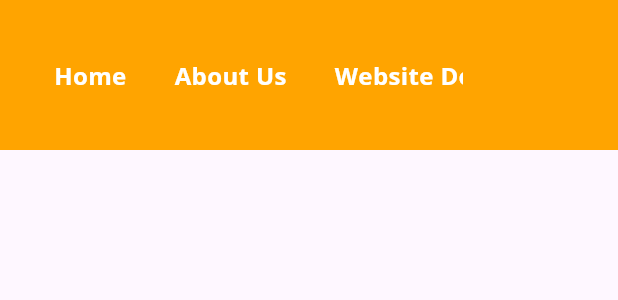
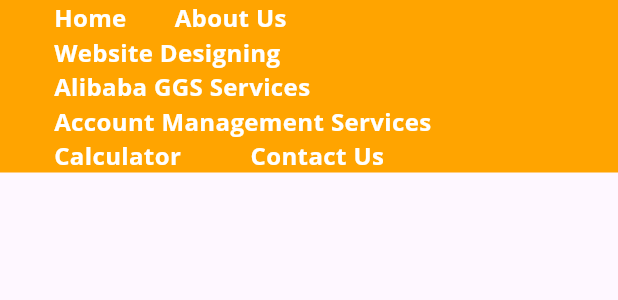
Before and after one commit to LakhtariyaHarsh/digibells, a Flutter app: the AppbarforWeb widget shown alone on an empty page, opened directly, on a phone screen of 412 x 824 dp. Shown: the top 300 px of the screen. Run offline on Flutter 3.47's test engine with Material 3 defaults, Android fonts, the phone set to English and light mode, and no system bars; our stand-ins replace auto_size_text, carousel_slider, font_awesome_flutter, go_router, google_fonts.

Commit message:
appbar update to responsive

```diff
--- a/lib/main.dart
+++ b/lib/main.dart
@@ -119,7 +119,7 @@
                               )
                             : Container(
                                 width: Screensize.width,
-                                height: 100,
+                                // height: 100,
                                 child: AppbarforWeb(),
                               )),
                 Container(
--- a/lib/topbar/appbar.dart
+++ b/lib/topbar/appbar.dart
@@ -141,14 +141,9 @@
                 Center(
                   child: SizedBox(
                     width: screenSize.width *
-                        0.7, // Adjust width relative to screen size
-                    height: 100,
-                    child: SingleChildScrollView(
-                      scrollDirection:
-                          Axis.horizontal, // Enable horizontal scrolling
-                      child: Row(
-                        mainAxisAlignment:
-                            MainAxisAlignment.start, // Align items to start
+                        0.75, // Adjust width relative to screen size
+                    // height: 100,
+                    child: Wrap( // Align items to start
                       children: [
                         for (var text in [
                           "Home",
@@ -301,7 +296,6 @@
                     ),
                   ),
                 ),
-                ),
               ],
             ),
 
```
Lines whose indentation alone changed are shown as unchanged.
